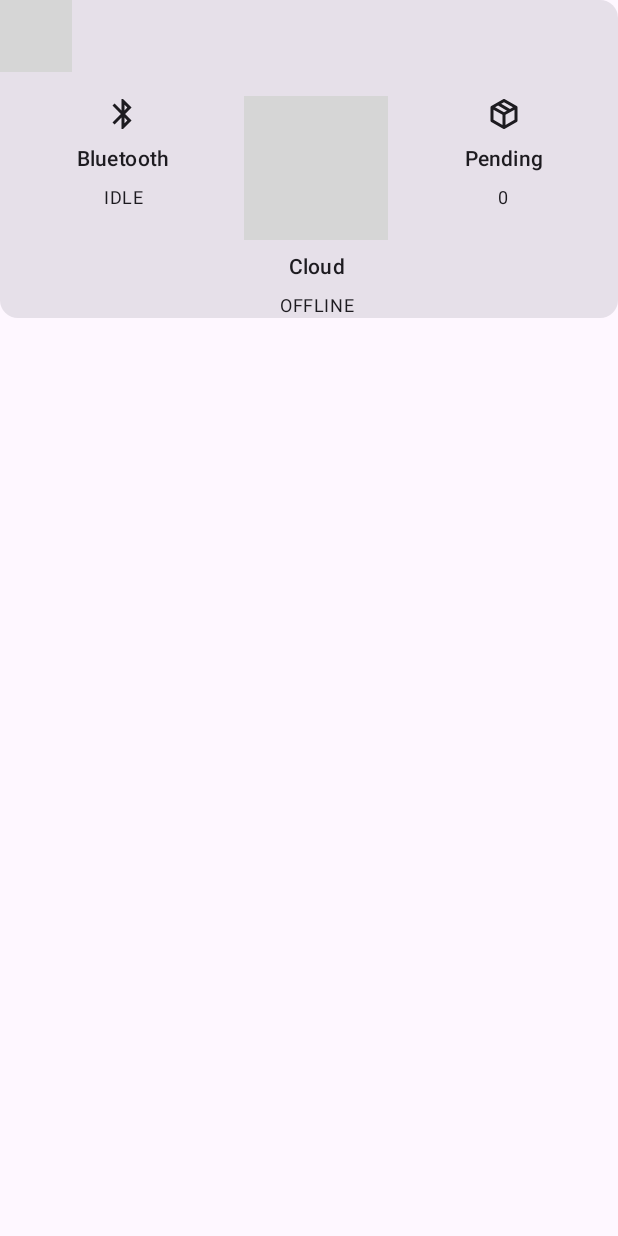
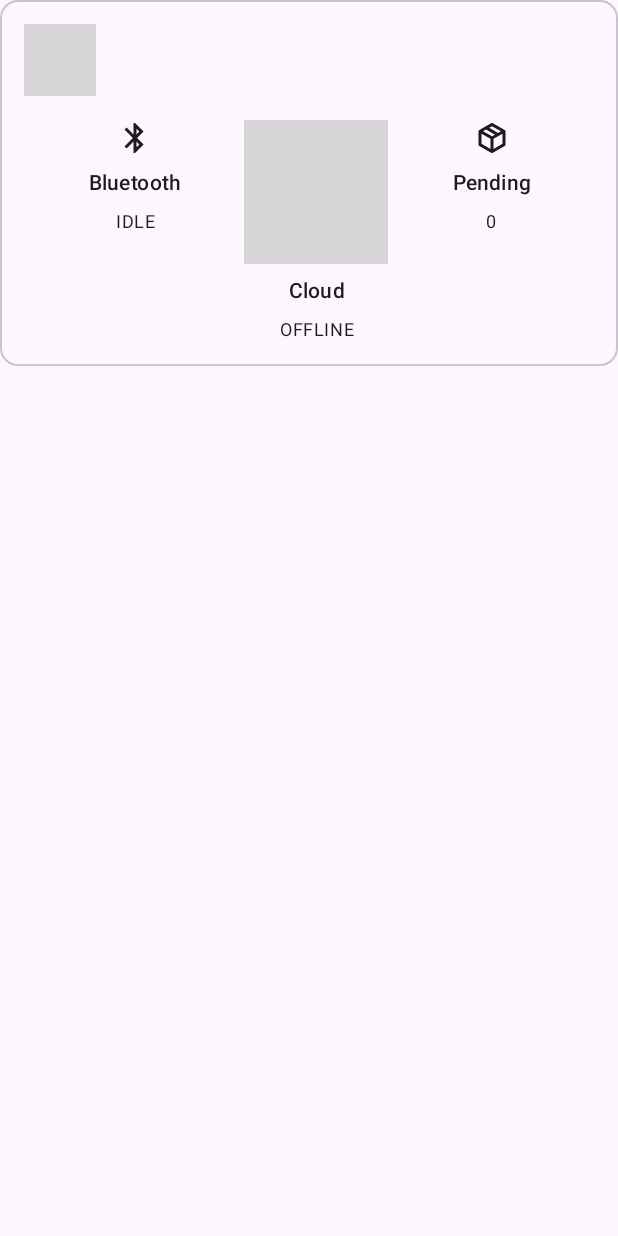
Before and after one commit to NordicSemiconductor/Android-Memfault-Library, an Android app built with Jetpack Compose: the composable StatsView shown on its own in the app's theme, on a phone screen of 412 x 824 dp. Run offline under Robolectric (Android 15) with nearby library versions, the phone set to English and light mode, and no system bars; libraries missing offline, so code that uses them is left out: no.nordicsemi.android; 2 statements that could not run were skipped; grey boxes are pictures that could not be loaded.

Commit message:
Fix Cards on DumpingScreen

```diff
--- a/app/build.gradle.kts
+++ b/app/build.gradle.kts
@@ -19,7 +19,6 @@ dependencies {
     implementation(libs.androidx.compose.material3)
     implementation(libs.androidx.compose.material.iconsExtended)
     implementation(libs.androidx.activity.compose)
-//    implementation(libs.androidx.lifecycle.run)
 
     implementation(libs.androidx.hilt.navigation.compose)
 
--- a/app/src/main/java/no/nordicsemi/memfault/dumping/DumpingScreen.kt
+++ b/app/src/main/java/no/nordicsemi/memfault/dumping/DumpingScreen.kt
@@ -49,6 +49,7 @@ import androidx.compose.material3.CircularProgressIndicator
 import androidx.compose.material3.ExperimentalMaterial3Api
 import androidx.compose.material3.Icon
 import androidx.compose.material3.MaterialTheme
+import androidx.compose.material3.OutlinedCard
 import androidx.compose.material3.Scaffold
 import androidx.compose.material3.Text
 import androidx.compose.material3.TextButton
@@ -167,7 +168,8 @@ private fun ErrorItem() {
 
 @Composable
 private fun ConfigView(config: MemfaultConfig) {
-    Card {
+    OutlinedCard {
+        Column(modifier = Modifier.padding(16.dp)) {
             SectionTitle(
                 painter = painterResource(R.drawable.ic_board),
                 title = stringResource(id = R.string.configuration)
@@ -193,10 +195,12 @@ private fun ConfigView(config: MemfaultConfig) {
             }
         }
     }
+}
 
 @Composable
 private fun StatsView(data: MemfaultState) {
-    Card {
+    OutlinedCard {
+        Column(modifier = Modifier.padding(16.dp)) {
             SectionTitle(
                 painter = painterResource(R.drawable.ic_chart),
                 title = stringResource(id = R.string.status)
@@ -223,6 +227,7 @@ private fun StatsView(data: MemfaultState) {
                     title = stringResource(id = R.string.pending_chunks),
                     description = data.pendingChunksSize.toString()
                 )
+            }
         }
     }
 }
```
Lines whose indentation alone changed are shown as unchanged.
